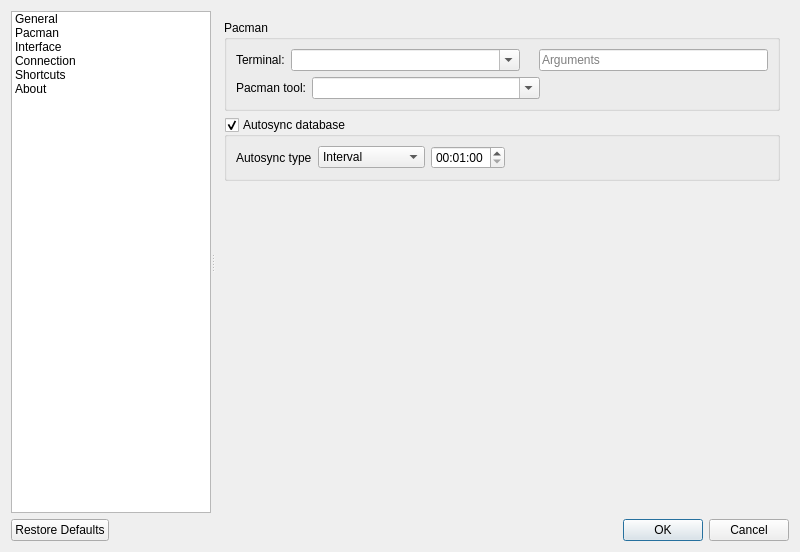
Old version of the form src/settingsdialog.ui in the repository Shatur/orson.
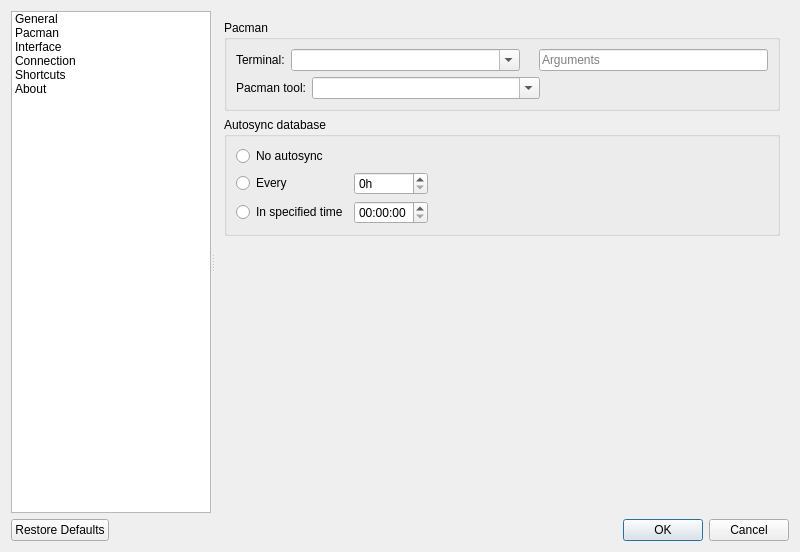
New version of the form. The open tabs and pages were chosen to show the change. Icons and pictures are not drawn.

Commit message: Rework autosync

Diff of the .ui file:
```diff
--- a/src/settingsdialog.ui
+++ b/src/settingsdialog.ui
@@ -288,46 +288,39 @@
           <property name="title">
            <string>Autosync database</string>
           </property>
-          <property name="checkable">
-           <bool>true</bool>
-          </property>
-          <layout class="QVBoxLayout" name="verticalLayout_10">
-           <item>
-            <layout class="QHBoxLayout" name="autosyncLayout">
-             <item>
-              <widget class="QLabel" name="autosyncTypelabel">
+          <layout class="QGridLayout" name="gridLayout">
+           <item row="1" column="0">
+            <widget class="QRadioButton" name="autosyncIntervalRadioButton">
                <property name="text">
-                <string>Autosync type</string>
-               </property>
-              </widget>
-             </item>
-             <item>
-              <widget class="QComboBox" name="autosyncTypeComboBox">
-               <item>
+              <string>Every</string>
+             </property>
+             <attribute name="buttonGroup">
+              <string notr="true">autosyncButtonGroup</string>
+             </attribute>
+            </widget>
+           </item>
+           <item row="2" column="0">
+            <widget class="QRadioButton" name="autosyncTimeRadioButton">
                 <property name="text">
-                 <string>Interval</string>
-                </property>
-               </item>
-               <item>
-                <property name="text">
-                 <string>Specified time</string>
-                </property>
-               </item>
-              </widget>
-             </item>
-             <item>
-              <widget class="QTimeEdit" name="autosyncTimeEdit">
-               <property name="minimumTime">
-                <time>
-                 <hour>0</hour>
-                 <minute>1</minute>
-                 <second>0</second>
-                </time>
+              <string>In specified time</string>
+             </property>
+             <attribute name="buttonGroup">
+              <string notr="true">autosyncButtonGroup</string>
+             </attribute>
+            </widget>
+           </item>
+           <item row="2" column="1">
+            <widget class="QTimeEdit" name="autosyncTimeEdit"/>
+           </item>
+           <item row="1" column="1">
+            <widget class="QSpinBox" name="autosyncIntervalSpinBox">
+             <property name="suffix">
+              <string>h</string>
                </property>
               </widget>
              </item>
-             <item>
-              <spacer name="autosyncSpacer">
+           <item row="1" column="2">
+            <spacer name="horizontalSpacer">
                <property name="orientation">
                 <enum>Qt::Horizontal</enum>
                </property>
@@ -339,7 +332,15 @@
                </property>
               </spacer>
              </item>
-            </layout>
+           <item row="0" column="0">
+            <widget class="QRadioButton" name="noAutosyncRadioButton">
+             <property name="text">
+              <string>No autosync</string>
+             </property>
+             <attribute name="buttonGroup">
+              <string notr="true">autosyncButtonGroup</string>
+             </attribute>
+            </widget>
            </item>
           </layout>
          </widget>
```
Left out of the diff: 6 changed lines with no effect on the pictures. Lines whose indentation alone changed are shown as unchanged. The commit also changes 9 other files.
